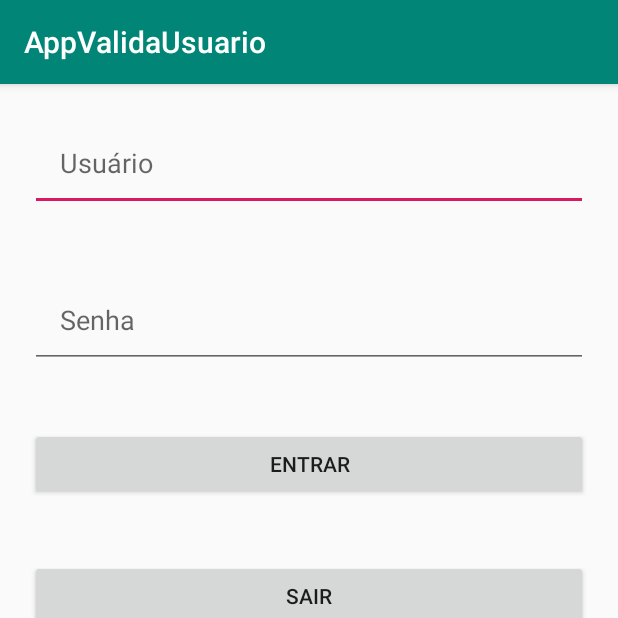
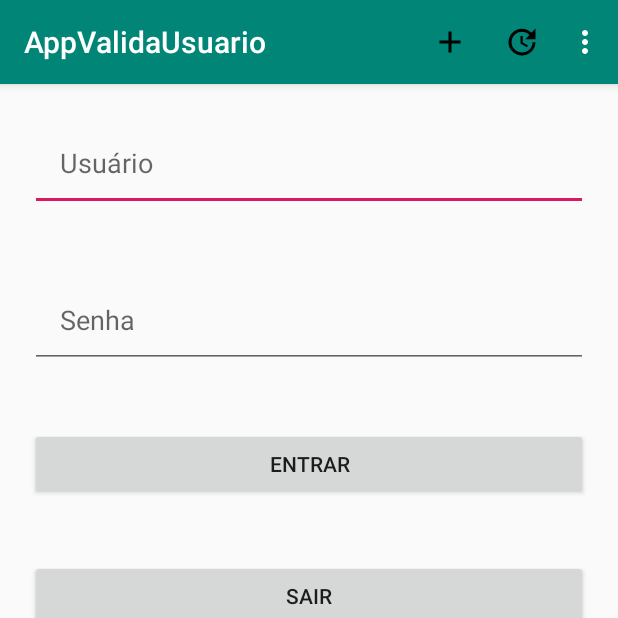
Before and after one commit to Silva12Aniely/AppValidaUsuario, an Android app: the screen it shows after launch (MainActivity), on a phone screen of 412 x 824 dp, the top half of it. Run offline under Robolectric (Android 15) with nearby library versions, the phone set to English and light mode, and no system bars.

Commit message:
14/08 upd

```diff
--- a/app/src/main/java/com/example/appvalidausuario/MainActivity.java
+++ b/app/src/main/java/com/example/appvalidausuario/MainActivity.java
@@ -1,9 +1,13 @@
 package com.example.appvalidausuario;
 
+import androidx.annotation.NonNull;
 import androidx.appcompat.app.AppCompatActivity;
 
 import android.content.Intent;
 import android.os.Bundle;
+import android.view.Menu;
+import android.view.MenuInflater;
+import android.view.MenuItem;
 import android.view.View;
 import android.widget.Button;
 import android.widget.EditText;
@@ -61,4 +65,21 @@ public class MainActivity extends AppCompatActivity {
             }
         });
     }
+
+    @Override
+    public boolean onCreateOptionsMenu(Menu menu) {
+        MenuInflater menuInflater = getMenuInflater();
+        menuInflater.inflate(R.menu.menu_principal, menu);
+        return super.onCreateOptionsMenu(menu);
+    }
+
+    @Override
+    public boolean onOptionsItemSelected(@NonNull MenuItem item) {
+        switch (item.getItemId()) {
+            case R.id.mCadastrar:
+                startActivity(new Intent(getApplicationContext(), Cadastrar_Activity.class));
+        }
+
+        return super.onOptionsItemSelected(item);
+    }
 }
--- /dev/null
+++ b/app/src/main/res/drawable/ic_add.xml
@@ -0,0 +1,9 @@
+<vector xmlns:android="http://schemas.android.com/apk/res/android"
+        android:width="24dp"
+        android:height="24dp"
+        android:viewportWidth="24.0"
+        android:viewportHeight="24.0">
+    <path
+        android:fillColor="#FF000000"
+        android:pathData="M19,13h-6v6h-2v-6H5v-2h6V5h2v6h6v2z"/>
+</vector>
--- /dev/null
+++ b/app/src/main/res/drawable/ic_delete.xml
@@ -0,0 +1,9 @@
+<vector xmlns:android="http://schemas.android.com/apk/res/android"
+        android:width="24dp"
+        android:height="24dp"
+        android:viewportWidth="24.0"
+        android:viewportHeight="24.0">
+    <path
+        android:fillColor="#FF000000"
+        android:pathData="M6,19c0,1.1 0.9,2 2,2h8c1.1,0 2,-0.9 2,-2L18,7L6,7v12zM8.46,11.88l1.41,-1.41L12,12.59l2.12,-2.12 1.41,1.41L13.41,14l2.12,2.12 -1.41,1.41L12,15.41l-2.12,2.12 -1.41,-1.41L10.59,14l-2.13,-2.12zM15.5,4l-1,-1h-5l-1,1L5,4v2h14L19,4z"/>
+</vector>
--- /dev/null
+++ b/app/src/main/res/drawable/ic_save.xml
@@ -0,0 +1,9 @@
+<vector xmlns:android="http://schemas.android.com/apk/res/android"
+        android:width="24dp"
+        android:height="24dp"
+        android:viewportWidth="24.0"
+        android:viewportHeight="24.0">
+    <path
+        android:fillColor="#FF000000"
+        android:pathData="M17,3L5,3c-1.11,0 -2,0.9 -2,2v14c0,1.1 0.89,2 2,2h14c1.1,0 2,-0.9 2,-2L21,7l-4,-4zM12,19c-1.66,0 -3,-1.34 -3,-3s1.34,-3 3,-3 3,1.34 3,3 -1.34,3 -3,3zM15,9L5,9L5,5h10v4z"/>
+</vector>
--- /dev/null
+++ b/app/src/main/res/drawable/ic_update.xml
@@ -0,0 +1,9 @@
+<vector xmlns:android="http://schemas.android.com/apk/res/android"
+        android:width="24dp"
+        android:height="24dp"
+        android:viewportWidth="24.0"
+        android:viewportHeight="24.0">
+    <path
+        android:fillColor="#FF000000"
+        android:pathData="M21,10.12h-6.78l2.74,-2.82c-2.73,-2.7 -7.15,-2.8 -9.88,-0.1 -2.73,2.71 -2.73,7.08 0,9.79 2.73,2.71 7.15,2.71 9.88,0C18.32,15.65 19,14.08 19,12.1h2c0,1.98 -0.88,4.55 -2.64,6.29 -3.51,3.48 -9.21,3.48 -12.72,0 -3.5,-3.47 -3.53,-9.11 -0.02,-12.58 3.51,-3.47 9.14,-3.47 12.65,0L21,3v7.12zM12.5,8v4.25l3.5,2.08 -0.72,1.21L11,13V8h1.5z"/>
+</vector>
--- /dev/null
+++ b/app/src/main/res/menu/menu_principal.xml
@@ -0,0 +1,24 @@
+<?xml version="1.0" encoding="utf-8"?>
+<menu xmlns:android="http://schemas.android.com/apk/res/android"
+    xmlns:app="http://schemas.android.com/apk/res-auto">
+    <item
+        android:id="@+id/mCadastrar"
+        android:icon="@drawable/ic_add"
+        android:title="Cadastrar"
+        app:showAsAction="ifRoom" />
+    <item
+        android:id="@+id/mAlterar"
+        android:icon="@drawable/ic_update"
+        android:title="Alterar"
+        app:showAsAction="ifRoom" />
+    <item
+        android:id="@+id/mExcluir"
+        android:icon="@drawable/ic_delete"
+        android:title="Excluir"
+        app:showAsAction="ifRoom" />
+    <item
+        android:id="@+id/mSalvar"
+        android:icon="@drawable/ic_save"
+        android:title="Salvar"
+        app:showAsAction="ifRoom" />
+</menu>
```
Also changed, not shown: app/src/main/AndroidManifest.xml (+6 -5 lines), app/src/main/java/com/example/appvalidausuario/Cadastrar_Activity.java (added, +14 -0 lines), app/src/main/res/layout/cadastrar_layout.xml (added, +23 -0 lines).
